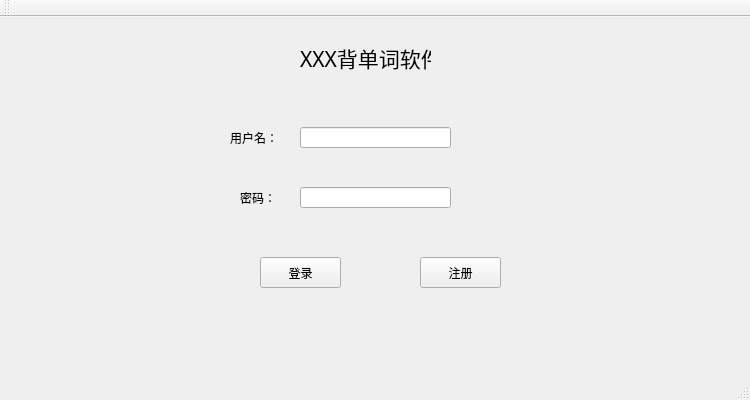
Old version of the form edictionary/Edictionary/mainwindow.ui in the repository elecdictionary/dictionary.
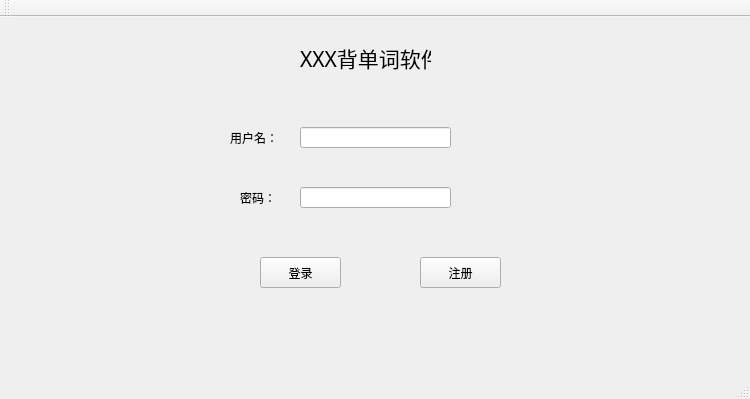
New version of the form.

Patch:
```diff
--- a/edictionary/Edictionary/mainwindow.ui
+++ b/edictionary/Edictionary/mainwindow.ui
@@ -7,19 +7,19 @@
     <x>0</x>
     <y>0</y>
     <width>750</width>
-    <height>400</height>
+    <height>399</height>
    </rect>
   </property>
   <property name="minimumSize">
    <size>
     <width>750</width>
-    <height>400</height>
+    <height>399</height>
    </size>
   </property>
   <property name="maximumSize">
    <size>
     <width>750</width>
-    <height>400</height>
+    <height>399</height>
    </size>
   </property>
   <property name="windowTitle">
```
